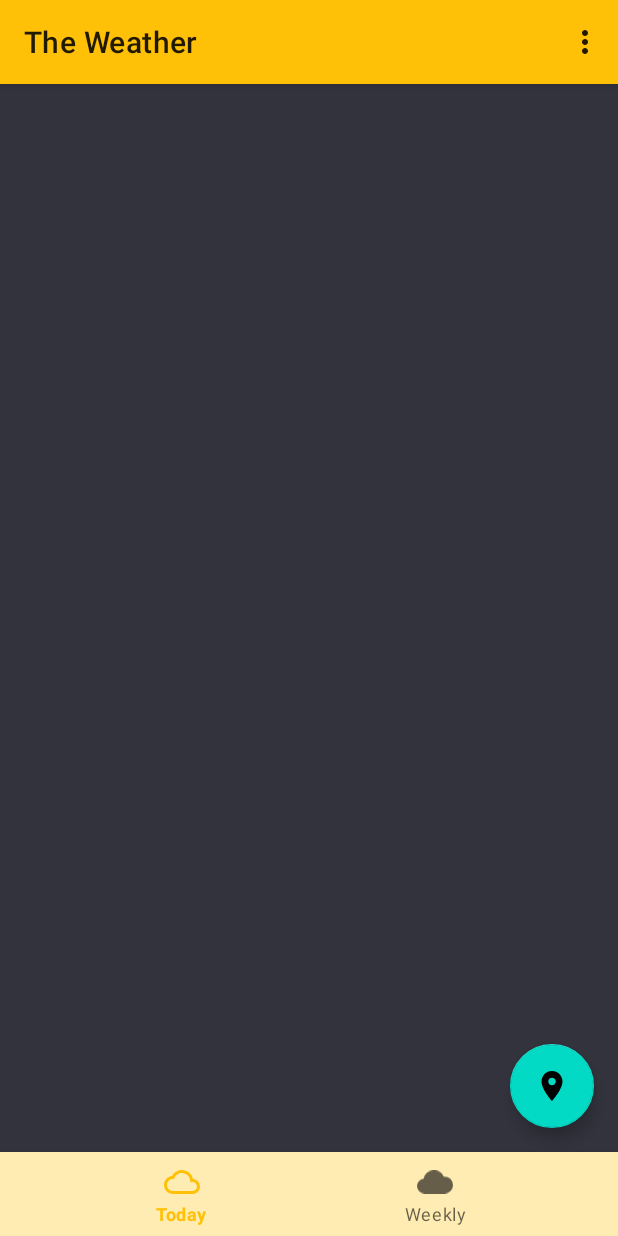
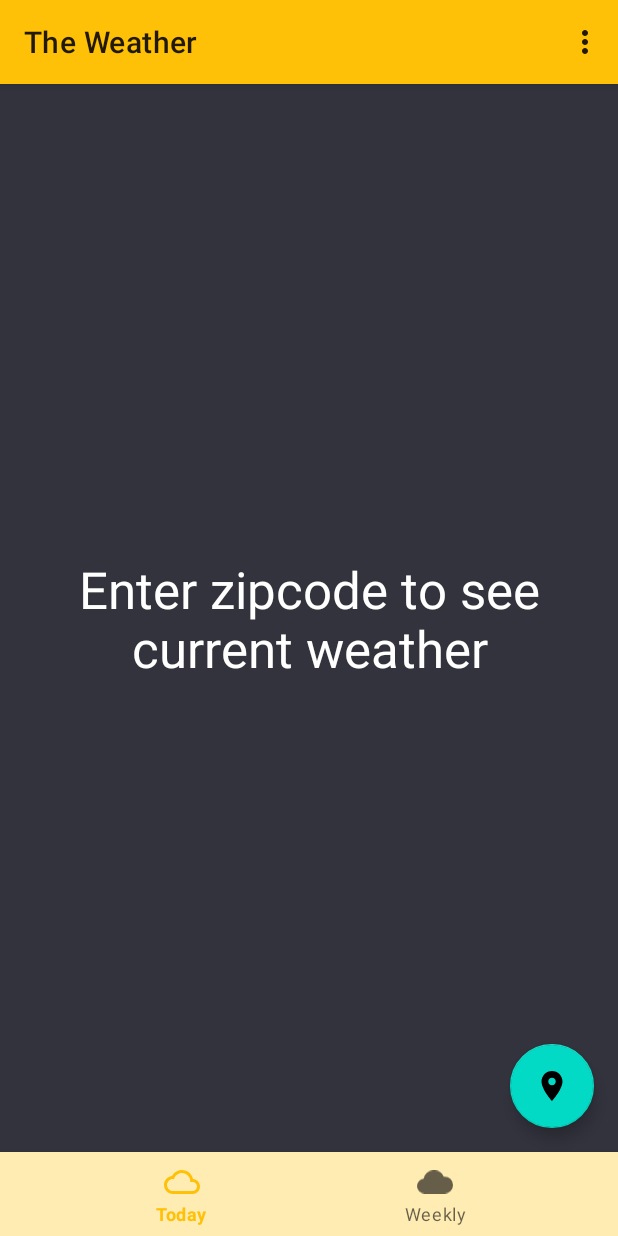
Before and after one commit to mustafa-sab3alarab/The-Weather-App, an Android app: the screen it shows after launch (MainActivity), on a phone screen of 412 x 824 dp. Run offline under Robolectric (Android 15) with nearby library versions, the phone set to English and light mode, and no system bars; our stand-ins replace navigation-ui; 2 statements that could not run were skipped.

Commit message:
fix some code

```diff
--- a/app/src/main/res/layout/fragment_current_forecast.xml
+++ b/app/src/main/res/layout/fragment_current_forecast.xml
@@ -9,6 +9,7 @@
     tools:context=".forecast.CurrentForecastFragment">
 
     <androidx.constraintlayout.widget.ConstraintLayout
+        android:id="@+id/constraintLayout"
         android:layout_width="match_parent"
         android:layout_height="match_parent">
 
@@ -19,13 +20,15 @@
             android:textAlignment="center"
             android:textColor="@color/white"
             android:textSize="40sp"
+            android:visibility="gone"
             app:layout_constraintBottom_toBottomOf="parent"
             app:layout_constraintEnd_toEndOf="parent"
             app:layout_constraintHorizontal_bias="0.5"
             app:layout_constraintStart_toStartOf="parent"
             app:layout_constraintTop_toTopOf="parent"
             app:layout_constraintVertical_bias="0.24000001"
-            tools:text="USA" />
+            tools:text="USA"
+            tools:visibility="visible" />
 
         <TextView
             android:id="@+id/temp_text"
@@ -35,10 +38,28 @@
             android:textAlignment="center"
             android:textColor="@color/white"
             android:textSize="30sp"
+            android:visibility="gone"
             app:layout_constraintEnd_toEndOf="parent"
             app:layout_constraintStart_toStartOf="parent"
             app:layout_constraintTop_toBottomOf="@+id/location_name"
-            tools:text="24.5C°" />
+            tools:text="24.5C°"
+            tools:visibility="visible" />
+
+        <TextView
+            android:id="@+id/text_message"
+            android:layout_width="0dp"
+            android:layout_height="wrap_content"
+            android:layout_marginStart="32dp"
+            android:layout_marginEnd="32dp"
+            android:textAlignment="center"
+            android:text="Enter zipcode to see\ncurrent weather"
+            android:textAppearance="@style/TextAppearance.AppCompat.Display1"
+            android:textColor="@color/white"
+            android:visibility="visible"
+            app:layout_constraintBottom_toBottomOf="parent"
+            app:layout_constraintEnd_toEndOf="parent"
+            app:layout_constraintStart_toStartOf="parent"
+            app:layout_constraintTop_toTopOf="parent" />
 
     </androidx.constraintlayout.widget.ConstraintLayout>
 
```
Also changed, not shown: app/src/main/java/com/example/ad340/ForecastRepository.kt (+5 -33 lines), app/src/main/java/com/example/ad340/details/ForecastDetailsFragment.kt (+13 -8 lines), app/src/main/java/com/example/ad340/details/ForecastDetailsFragmentFactory.kt (added, +14 -0 lines), app/src/main/java/com/example/ad340/details/ForecastDetailsViewModel.kt (added, +27 -0 lines), app/src/main/java/com/example/ad340/details/ForecastDetailsViewState.kt (added, +8 -0 lines), app/src/main/java/com/example/ad340/forecast/CurrentForecastFragment.kt (+7 -1 lines).
